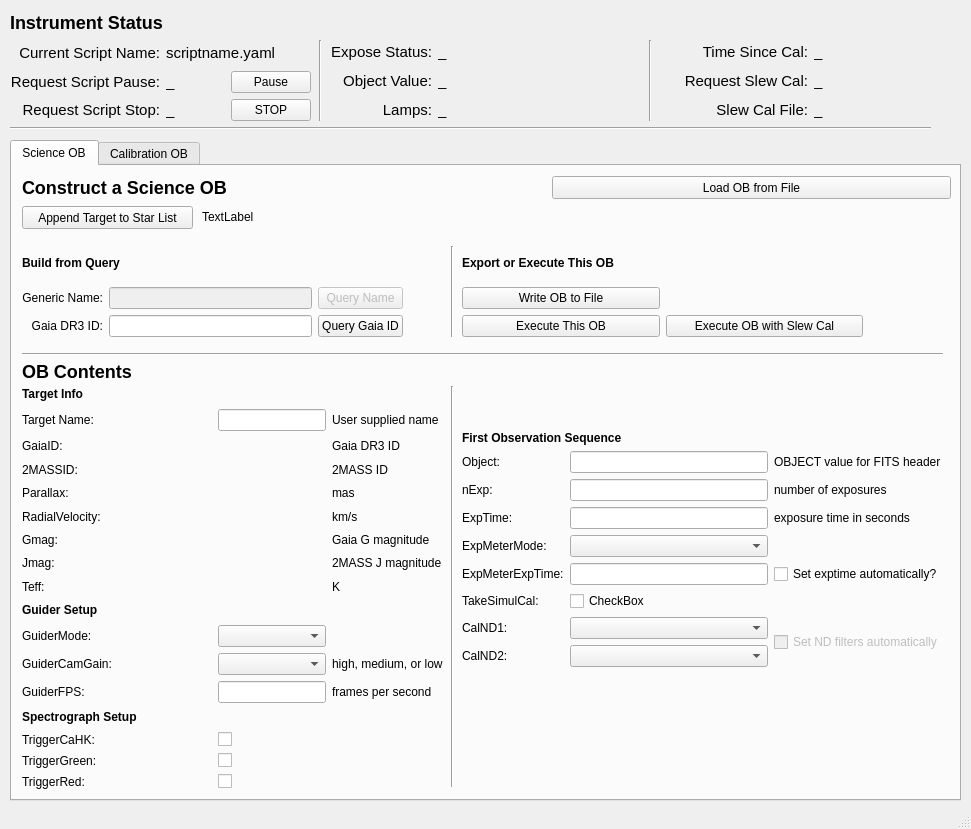
Old version of the form kpf/OB_GUI/KPF_OB_GUI.ui in the repository KeckObservatory/KPFTranslator.
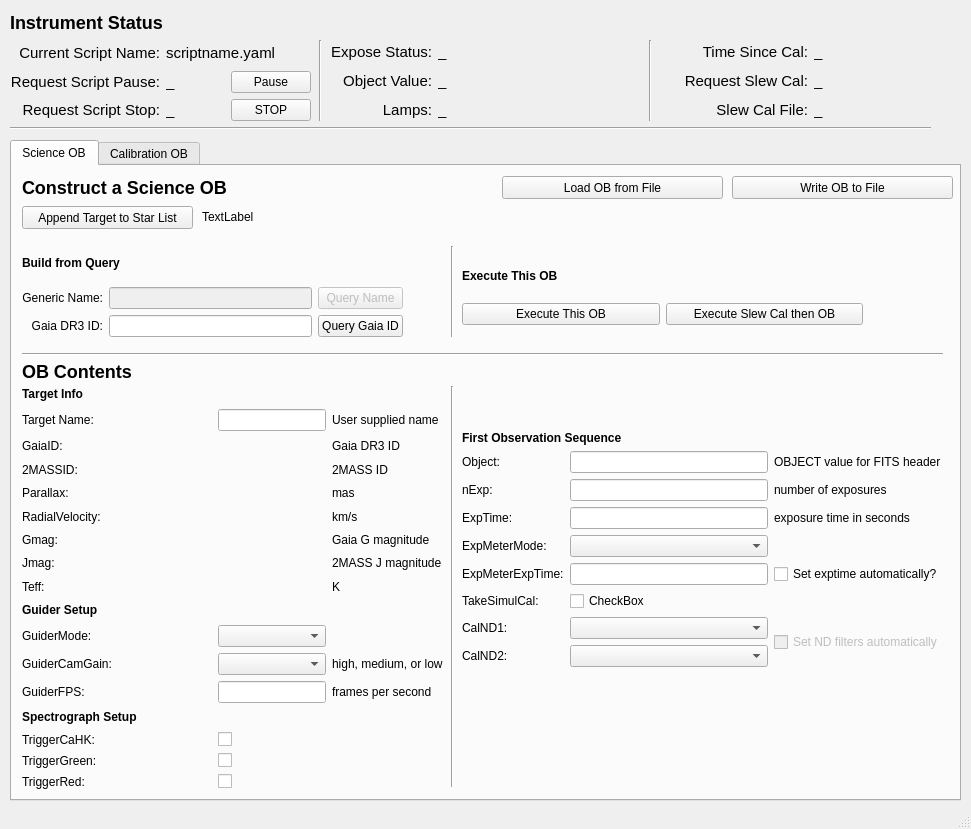
New version of the form.

Diff of the .ui file:
```diff
--- a/kpf/OB_GUI/KPF_OB_GUI.ui
+++ b/kpf/OB_GUI/KPF_OB_GUI.ui
@@ -469,40 +469,30 @@
       <property name="geometry">
        <rect>
         <x>450</x>
-        <y>80</y>
+        <y>100</y>
         <width>401</width>
-        <height>91</height>
+        <height>71</height>
        </rect>
       </property>
       <layout class="QGridLayout" name="execute_layout">
-       <item row="3" column="2">
-        <widget class="QPushButton" name="executeOB_slewcal">
+       <item row="0" column="1" colspan="2">
+        <widget class="QLabel" name="label_11">
          <property name="text">
-          <string>Execute OB with Slew Cal</string>
+          <string>&lt;html&gt;&lt;head/&gt;&lt;body&gt;&lt;h4 style=&quot; margin-top:12px; margin-bottom:12px; margin-left:0px; margin-right:0px; -qt-block-indent:0; text-indent:0px;&quot;&gt;&lt;span style=&quot; font-size:medium; font-weight:600;&quot;&gt;Execute This OB&lt;/span&gt;&lt;/h4&gt;&lt;/body&gt;&lt;/html&gt;</string>
          </property>
         </widget>
        </item>
-       <item row="3" column="1">
+       <item row="1" column="1" rowspan="2">
         <widget class="QPushButton" name="executeOB">
          <property name="text">
           <string>Execute This OB</string>
          </property>
         </widget>
        </item>
-       <item row="1" column="1">
-        <widget class="QPushButton" name="write_to_file_btn">
-         <property name="enabled">
-          <bool>true</bool>
-         </property>
+       <item row="1" column="2" rowspan="2">
+        <widget class="QPushButton" name="executeOB_slewcal">
          <property name="text">
-          <string>Write OB to File</string>
-         </property>
-        </widget>
-       </item>
-       <item row="0" column="1" colspan="2">
-        <widget class="QLabel" name="label_11">
-         <property name="text">
-          <string>&lt;h4&gt;Export or Execute This OB&lt;/h4&gt;</string>
+          <string>Execute Slew Cal then OB</string>
          </property>
         </widget>
        </item>
@@ -1035,9 +1025,9 @@
      <widget class="QPushButton" name="load_from_file_btn">
       <property name="geometry">
        <rect>
-        <x>540</x>
+        <x>490</x>
         <y>10</y>
-        <width>399</width>
+        <width>221</width>
         <height>23</height>
        </rect>
       </property>
@@ -1045,6 +1035,22 @@
        <string>Load OB from File</string>
       </property>
      </widget>
+     <widget class="QPushButton" name="write_to_file_btn">
+      <property name="enabled">
+       <bool>true</bool>
+      </property>
+      <property name="geometry">
+       <rect>
+        <x>720</x>
+        <y>10</y>
+        <width>221</width>
+        <height>23</height>
+       </rect>
+      </property>
+      <property name="text">
+       <string>Write OB to File</string>
+      </property>
+     </widget>
     </widget>
     <widget class="QWidget" name="CalibrationOB">
      <property name="enabled">
```
